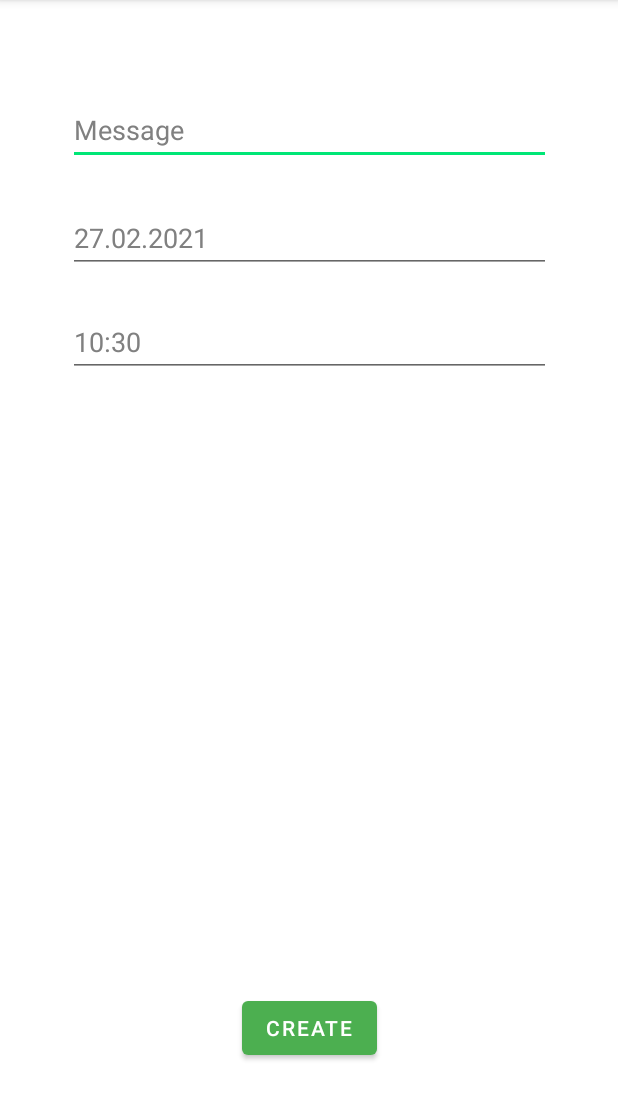
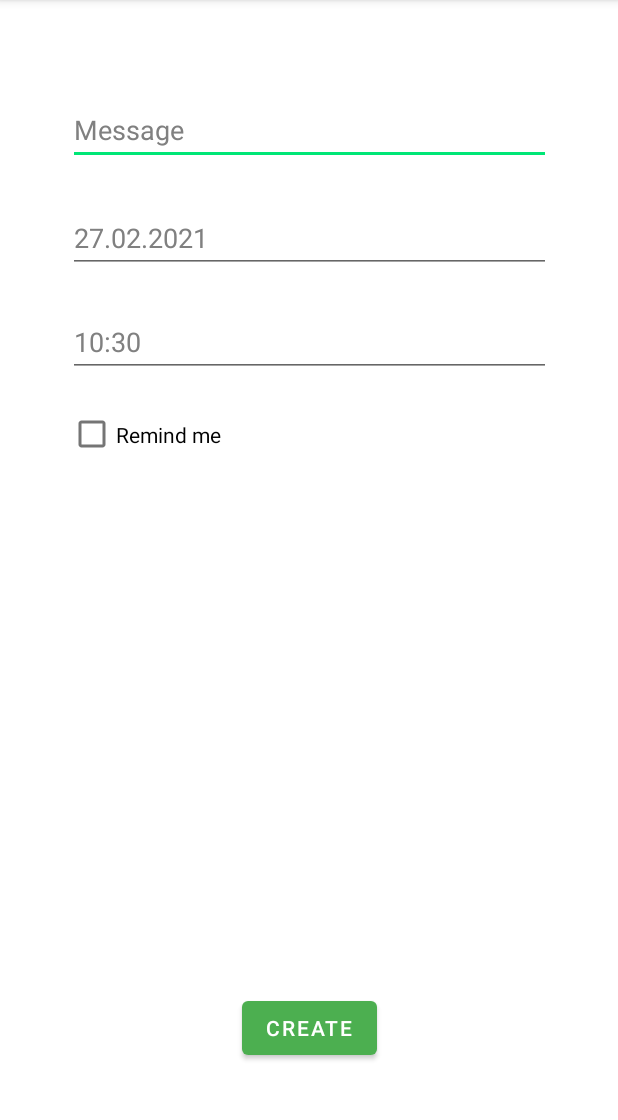
Before and after one commit to mrmmathias/Reminderer, an Android app: the MainFragment screen opened directly, with no data from a screen before it, after a tap on an icon or button, on a phone screen of 412 x 824 dp, the part 84-1204 px from its top. Run offline under Robolectric (Android 15) with nearby library versions, the phone set to English and light mode, and no system bars; our stand-ins replace Room's generated code; 1 statement that could not run was skipped.

Commit message:
Add, edit and remove work for reminders

```diff
--- a/app/build.gradle
+++ b/app/build.gradle
@@ -37,6 +37,7 @@ dependencies {
     implementation 'androidx.navigation:navigation-ui:2.3.2'
     implementation 'androidx.room:room-runtime:2.2.6'
     implementation 'androidx.coordinatorlayout:coordinatorlayout:1.1.0'
+    implementation "androidx.work:work-runtime:2.5.0"
     annotationProcessor 'androidx.room:room-compiler:2.2.6'
     androidTestImplementation 'androidx.test.ext:junit:1.1.2'
     androidTestImplementation 'androidx.test.espresso:espresso-core:3.3.0'
--- a/app/src/main/java/com/roimaa/reminderer/AddReminder.java
+++ b/app/src/main/java/com/roimaa/reminderer/AddReminder.java
@@ -7,6 +7,7 @@ import android.util.Log;
 import android.view.MotionEvent;
 import android.view.View;
 import android.widget.Button;
+import android.widget.CheckBox;
 import android.widget.TextView;
 import android.widget.Toast;
 
@@ -29,6 +30,7 @@ public class AddReminder extends AppCompatActivity implements DatePicker.DatePic
     private TextView mEditDate;
     private TextView mEditTime;
     private Button mButton;
+    private CheckBox mRemindMe;
     private int mReminderId;
 
     @SuppressLint({"ClickableViewAccessibility", "SimpleDateFormat"})
@@ -40,6 +42,7 @@ public class AddReminder extends AppCompatActivity implements DatePicker.DatePic
         mEditMessage = findViewById(R.id.editMessage);
         mEditDate = findViewById(R.id.editTextDate);
         mEditTime = findViewById(R.id.editTextTime);
+        mRemindMe = findViewById(R.id.remindMe);
         mButton = findViewById(R.id.button);
         mButton.setOnClickListener(createReminder);
 
@@ -93,6 +96,7 @@ public class AddReminder extends AppCompatActivity implements DatePicker.DatePic
             mEditDate.setHint(new SimpleDateFormat("dd.MM.yyyy").format(calendar.getTime()));
             mEditTime.setHint(new SimpleDateFormat("H:mm").format(calendar.getTime()));
             mEditMessage.setText(toEdit.getMessage());
+            mRemindMe.setChecked(toEdit.isRemind());
             mButton.setText(R.string.save);
         }
     }
@@ -137,11 +141,13 @@ public class AddReminder extends AppCompatActivity implements DatePicker.DatePic
                 toAdd.setMessage(mEditMessage.getText().toString());
                 toAdd.setCreationTime(new Date());
                 toAdd.setReminderTime(d.getTime());
+                toAdd.setRemind(mRemindMe.isChecked());
                 DBHelper.getInstance(getApplicationContext()).addReminder(toAdd);
             } else {
                 Reminder toEdit = DBHelper.getInstance(getApplicationContext()).getReminder(mReminderId);
                 toEdit.setMessage(mEditMessage.getText().toString());
                 toEdit.setReminderTime(d.getTime());
+                toEdit.setRemind(mRemindMe.isChecked());
                 DBHelper.getInstance(getApplicationContext()).updateReminder(toEdit);
             }
             AddReminder.this.finish();
--- a/app/src/main/java/com/roimaa/reminderer/DB/ReminderDao.java
+++ b/app/src/main/java/com/roimaa/reminderer/DB/ReminderDao.java
@@ -12,7 +12,7 @@ import java.util.List;
 public interface ReminderDao {
 
     @Insert
-    void insert(Reminder reminder);
+    long insert(Reminder reminder);
 
     @Delete
     void delete(Reminder reminder);
--- a/app/src/main/java/com/roimaa/reminderer/DB/RemindererDataBase.java
+++ b/app/src/main/java/com/roimaa/reminderer/DB/RemindererDataBase.java
@@ -4,7 +4,7 @@ import androidx.room.Database;
 import androidx.room.RoomDatabase;
 import androidx.room.TypeConverters;
 
-@Database(entities = {User.class, Reminder.class}, version = 1)
+@Database(entities = {User.class, Reminder.class}, version = 2)
 @TypeConverters({Converters.class})
 public abstract class RemindererDataBase extends RoomDatabase {
     public abstract UserDao userDao();
--- a/app/src/main/res/layout/activity_add_reminder.xml
+++ b/app/src/main/res/layout/activity_add_reminder.xml
@@ -54,6 +54,18 @@
         app:layout_constraintTop_toBottomOf="@+id/editTextDate"
         app:layout_constraintVertical_bias="0.043" />
 
+    <CheckBox
+        android:id="@+id/remindMe"
+        android:layout_width="322dp"
+        android:layout_height="46dp"
+        android:text="@string/remind_me"
+        app:layout_constraintBottom_toTopOf="@+id/button"
+        app:layout_constraintEnd_toEndOf="parent"
+        app:layout_constraintStart_toStartOf="parent"
+        app:layout_constraintTop_toBottomOf="@+id/editTextTime"
+        app:layout_constraintVertical_bias="0.043"
+        app:layout_constraintHorizontal_bias="0.5"/>
+
     <Button
         android:id="@+id/button"
         android:layout_width="wrap_content"
--- a/app/src/main/res/values/strings.xml
+++ b/app/src/main/res/values/strings.xml
@@ -25,4 +25,5 @@
     <string name="reminder_not_valid">Reminder not valid!</string>
     <string name="reminder_removed">Reminder removed</string>
     <string name="undo">UNDO</string>
+    <string name="remind_me">Remind me</string>
 </resources>
```
Also changed, not shown: app/src/main/AndroidManifest.xml (+7 -2 lines), app/src/main/java/com/roimaa/reminderer/DB/Reminder.java (+11 -0 lines), app/src/main/java/com/roimaa/reminderer/DBHelper.java (+51 -2 lines), app/src/main/java/com/roimaa/reminderer/ReminderWorker.java (added, +25 -0 lines), app/src/main/java/com/roimaa/reminderer/WorkManagerService.java (added, +133 -0 lines).
